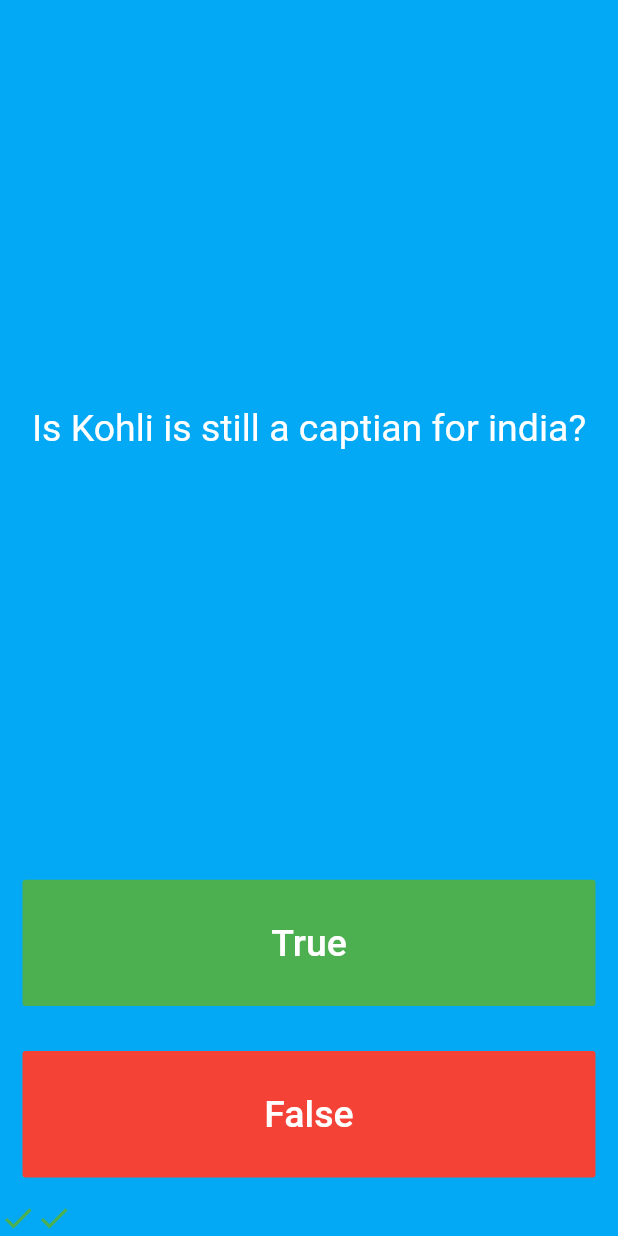
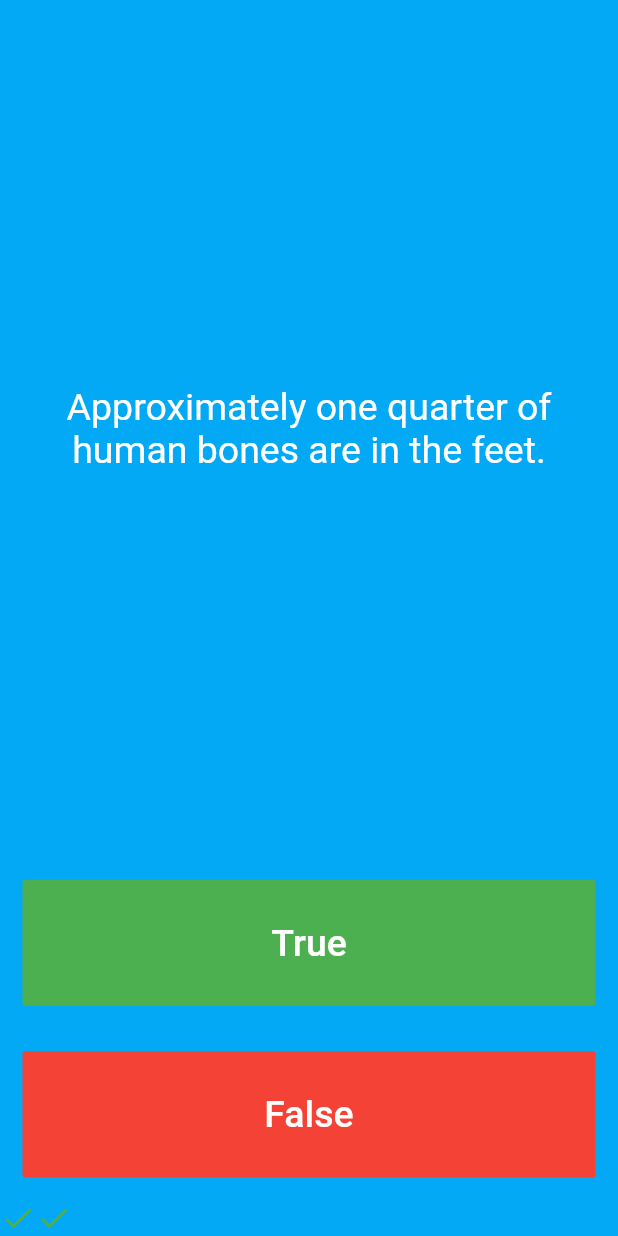
Before and after one commit to ajaysharma388/quizzler, a Flutter app: the QuizPage screen opened directly, after a tap on "True", after a tap on "False", on a phone screen of 412 x 824 dp. Run offline on Flutter 3.47's test engine with Material 2 defaults, Android fonts, the light colour scheme and no system bars.

Commit message:
v.0.2019.7.26.1

```diff
--- /dev/null
+++ b/lib/questionbank.dart
@@ -0,0 +1,33 @@
+import './question.dart';
+
+class QuestionBank {
+  List<Question> question = [
+    Question(q: 'Some cats are actually allergic to humans', a: true),
+    Question(q: 'You can lead a cow down stairs but not up stairs.', a: false),
+    Question(
+        q: 'Approximately one quarter of human bones are in the feet.',
+        a: true),
+    Question(q: 'A slug\'s blood is green.', a: true),
+    Question(q: 'Buzz Aldrin\'s mother\'s maiden name was \"Moon\".', a: true),
+    Question(q: 'It is illegal to pee in the Ocean in Portugal.', a: true),
+    Question(
+        q: 'No piece of square dry paper can be folded in half more than 7 times.',
+        a: false),
+    Question(
+        q: 'In London, UK, if you happen to die in the House of Parliament, you are technically entitled to a state funeral, because the building is considered too sacred a place.',
+        a: true),
+    Question(
+        q: 'The loudest sound produced by any animal is 188 decibels. That animal is the African Elephant.',
+        a: false),
+    Question(
+        q: 'The total surface area of two human lungs is approximately 70 square metres.',
+        a: true),
+    Question(q: 'Google was originally called \"Backrub\".', a: true),
+    Question(
+        q: 'Chocolate affects a dog\'s heart and nervous system; a few ounces are enough to kill a small dog.',
+        a: true),
+    Question(
+        q: 'In West Virginia, USA, if you accidentally hit an animal with your car, you are free to take it home to eat.',
+        a: true),
+  ];
+}
--- a/lib/quiz.dart
+++ b/lib/quiz.dart
@@ -1,6 +1,8 @@
 import 'package:flutter/material.dart';
 
-import './question.dart';
+import './questionbank.dart';
+
+QuestionBank q = QuestionBank();
 
 class QuizPage extends StatefulWidget {
   @override
@@ -10,17 +12,9 @@
 class _QuizPageState extends State<QuizPage> {
   int score = 0;
   int cur_question = 0;
-  List<Question> question = [
-    Question(q: 'Did lary page started google?', a: true),
-    Question(q: 'Did Paytm is US Based Company?', a: false),
-    Question(q: 'Is Kohli is still a captian for india?', a: true),
-    Question(q: 'Delhi is complete state in india?', a: false),
-    Question(q: 'PM Modi is feku?', a: true),
-    Question(q: 'Rahul Gandhi Can be a next PM?', a: true),
-  ];
   List<Icon> scoreKeeper = [];
-  void check(bool a, int q) {
-    if (question[q].QuestionAnswer == a) {
+  void check(bool a, int Q) {
+    if (q.question[Q].QuestionAnswer == a) {
       scoreKeeper.add(Icon(
         Icons.check,
         color: Colors.green,
@@ -37,7 +31,7 @@
 
   @override
   Widget build(BuildContext context) {
-    int val = question.indexOf(question.last) + 1;
+    int val = q.question.indexOf(q.question.last) + 1;
     return Scaffold(
       backgroundColor: Colors.lightBlue[500],
       body: Column(
@@ -50,8 +44,8 @@
               padding: EdgeInsets.all(10.0),
               child: Center(
                 child: Text(
-                  (cur_question < 6)
-                      ? question[cur_question].QuestionStatement
+                  (cur_question < val)
+                      ? q.question[cur_question].QuestionStatement
                       : 'Your score is $score out of $val',
                   textAlign: TextAlign.center,
                   style: TextStyle(
```
